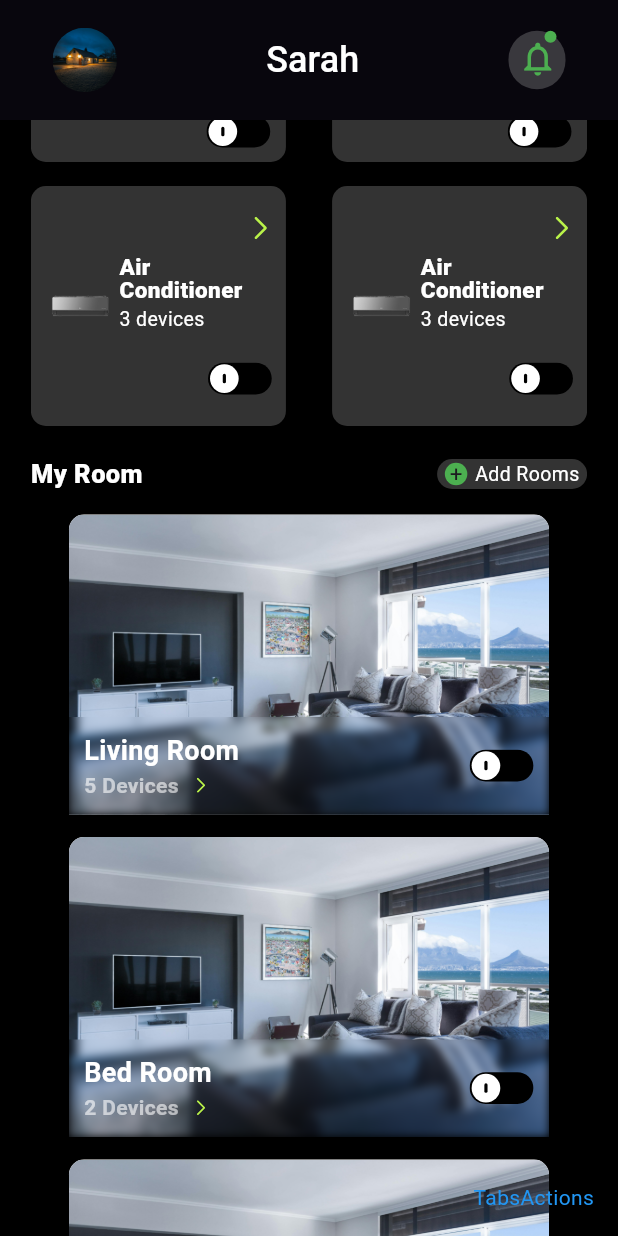
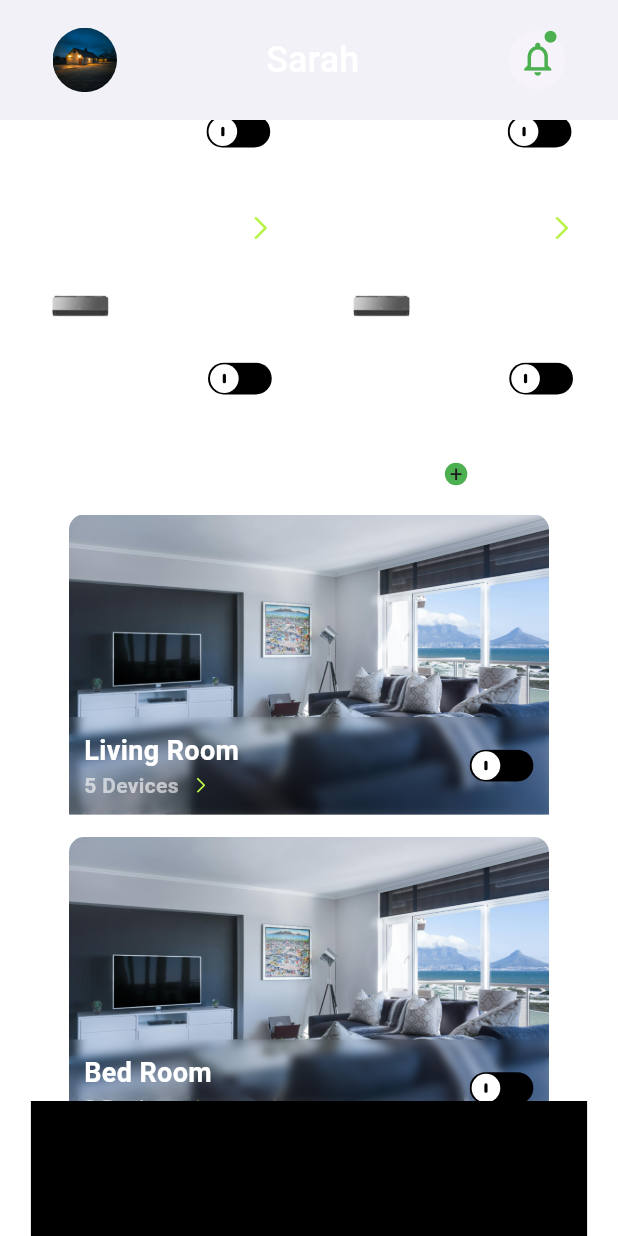
Before and after one commit to Tuyisenge2/E-commrcer-SPA-flutter, a Flutter app: the Dashboard screen opened by its route, scrolled down 576 dp, on a phone screen of 412 x 824 dp. Run offline on Flutter 3.47's test engine with Material 3 defaults, Android fonts, the phone set to English and light mode, and no system bars; our stand-ins replace flutter_svg, go_router.

Commit message:
ui-dashboard page ready

```diff
--- /dev/null
+++ b/lib/components/bottom_navigation.dart
@@ -0,0 +1,15 @@
+import 'package:flutter/material.dart';
+
+class BottomNavigation extends StatelessWidget {
+  @override
+  Widget build(BuildContext context) {
+    return SizedBox(
+      height: 90,
+      width: double.infinity,
+      child: FractionallySizedBox(
+        widthFactor: 0.9,
+        child: Container(color: Colors.black),
+      ),
+    );
+  }
+}
--- a/lib/components/device_card.dart
+++ b/lib/components/device_card.dart
@@ -9,7 +9,7 @@ class DeviceCard extends StatelessWidget {
       width: 170,
       padding: EdgeInsets.all(7),
       decoration: BoxDecoration(
-        color: Colors.white.withOpacity(0.2),
+        color: Colors.white.withOpacity(0.1),
         borderRadius: BorderRadius.circular(10),
       ),
       child: Column(
@@ -32,8 +32,7 @@ class DeviceCard extends StatelessWidget {
 
           Padding(
             padding: const EdgeInsets.only(left: 110.0),
-            child:
-             InkWell(
+            child: InkWell(
               onTap: () {},
               child: SvgPicture.asset('assets/icons/toggleButton.svg'),
             ),
--- a/lib/components/device_card2.dart
+++ b/lib/components/device_card2.dart
@@ -9,7 +9,7 @@ class DeviceCard2 extends StatelessWidget {
       width: 170,
       padding: EdgeInsets.all(7),
       decoration: BoxDecoration(
-        color: Colors.white.withOpacity(0.2),
+        color: Colors.white.withOpacity(0.1),
         borderRadius: BorderRadius.circular(10),
       ),
       child: Row(
--- a/lib/components/rooms_component.dart
+++ b/lib/components/rooms_component.dart
@@ -56,7 +56,9 @@ class RoomsComponent extends StatelessWidget {
                             crossAxisAlignment: CrossAxisAlignment.center,
                             children: [
                               Text(
-                                '$deviceCount Devices',
+                                deviceCount < 2
+                                    ? '$deviceCount Device'
+                                    : '$deviceCount Devices',
                                 style: TextStyle(
                                   color: Colors.white.withOpacity(0.6),
                                   fontWeight: FontWeight.w700,
--- a/lib/pages/Dashboard/dashboard.dart
+++ b/lib/pages/Dashboard/dashboard.dart
@@ -1,10 +1,10 @@
 import 'package:flutter/material.dart';
 import 'package:flutter_svg/svg.dart';
+import 'package:new_app/components/bottom_navigation.dart';
 import 'package:new_app/components/device_card.dart';
 import 'package:new_app/components/device_card2.dart';
 import 'package:new_app/components/nav_bar.dart';
 import 'package:new_app/components/plus_button.dart';
-import 'package:new_app/components/responsive_text.dart';
 import 'package:new_app/components/rooms_component.dart';
 import 'package:new_app/components/scene_card.dart';
 import 'package:new_app/components/title_add.dart';
@@ -15,11 +15,11 @@ class Dashboard extends StatelessWidget {
     return Scaffold(
       appBar: AppBar(
         title: NavBar(),
-        backgroundColor: Colors.black,
+        backgroundColor: Colors.white.withOpacity(0),
         automaticallyImplyLeading: false,
         toolbarHeight: 80,
       ),
-      backgroundColor: Colors.black,
+      backgroundColor: Colors.white.withOpacity(.1),
       body: SizedBox(
         height: double.infinity,
         width: double.infinity,
@@ -44,7 +44,7 @@ class Dashboard extends StatelessWidget {
                             child: Container(
                               height: 200,
                               decoration: BoxDecoration(
-                                color: Colors.black,
+                                color: Colors.black.withOpacity(0.655),
                                 borderRadius: BorderRadius.circular(10),
                               ),
                               child: Column(
@@ -177,7 +177,7 @@ class Dashboard extends StatelessWidget {
                                     child: Container(
                                       width: double.infinity,
                                       decoration: BoxDecoration(
-                                        color: Colors.black,
+                                        color: Colors.black.withOpacity(0.655),
                                         borderRadius: BorderRadius.circular(10),
                                       ),
                                       child: Column(
@@ -257,7 +257,7 @@ class Dashboard extends StatelessWidget {
                                   Flexible(
                                     child: Container(
                                       decoration: BoxDecoration(
-                                        color: Colors.black,
+                                        color: Colors.black.withOpacity(0.655),
                                         borderRadius: BorderRadius.circular(10),
                                       ),
                                       child: Column(
@@ -386,8 +386,8 @@ class Dashboard extends StatelessWidget {
                   children: [
                     RoomsComponent(roomName: 'Living Room', deviceCount: 5),
                     RoomsComponent(roomName: 'Bed Room', deviceCount: 2),
-                    RoomsComponent(roomName: 'Bed Room 2', deviceCount: 3),
-                    RoomsComponent(roomName: 'Kitchen', deviceCount: 4),
+                    RoomsComponent(roomName: 'Bed Room 2', deviceCount: 1),
+                    RoomsComponent(roomName: 'Kitchen', deviceCount: 1),
                   ],
                 ),
               ],
@@ -395,10 +395,7 @@ class Dashboard extends StatelessWidget {
           ),
         ),
       ),
-      floatingActionButton: Text(
-        'TabsActions',
-        style: TextStyle(color: Colors.blue),
-      ),
+      bottomNavigationBar: BottomNavigation(),
     );
   }
 }
```
